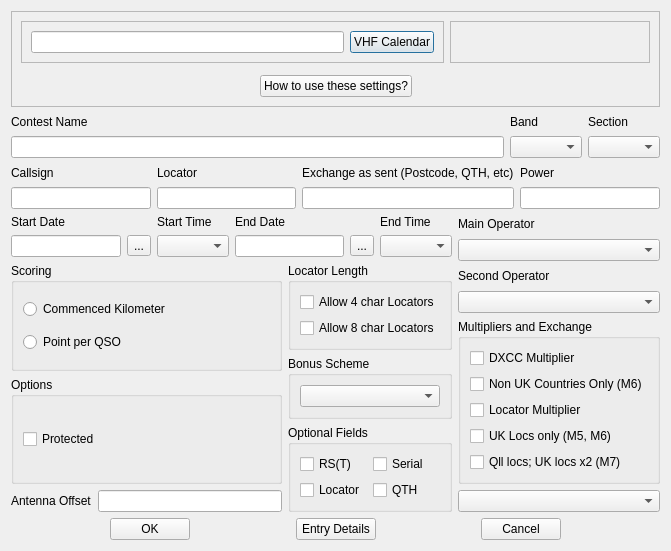
Before: the Qt Designer form mqt/MqtLogger/contestdetails.ui in zsteva/backup-minos2, drawn with Qt 5.
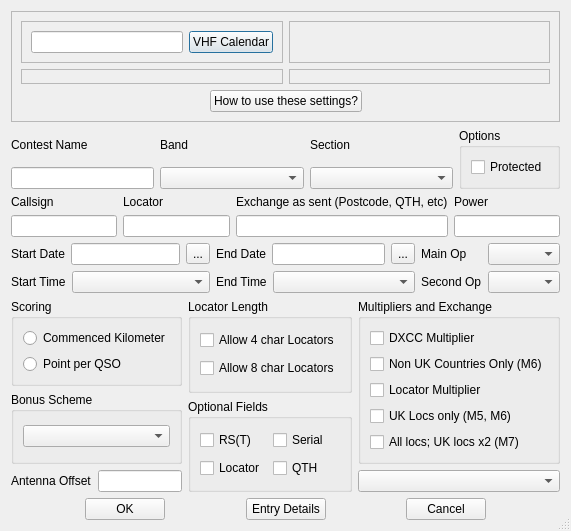
After: the same form once the commit is applied. Custom widgets are drawn as their Qt base class.

Commit message: Contest Details layout and populating code

Diff of the .ui file:
```diff
--- a/mqt/MqtLogger/contestdetails.ui
+++ b/mqt/MqtLogger/contestdetails.ui
@@ -6,14 +6,20 @@
    <rect>
     <x>0</x>
     <y>0</y>
-    <width>671</width>
-    <height>551</height>
+    <width>526</width>
+    <height>531</height>
    </rect>
   </property>
   <property name="windowTitle">
    <string>Dialog</string>
   </property>
-  <layout class="QVBoxLayout" name="verticalLayout_20">
+  <property name="autoFillBackground">
+   <bool>true</bool>
+  </property>
+  <property name="sizeGripEnabled">
+   <bool>true</bool>
+  </property>
+  <layout class="QVBoxLayout" name="verticalLayout_18">
    <item>
     <widget class="QFrame" name="frame">
      <property name="frameShape">
@@ -25,11 +31,20 @@
      <property name="lineWidth">
       <number>1</number>
      </property>
-     <layout class="QVBoxLayout" name="verticalLayout">
+     <layout class="QVBoxLayout" name="verticalLayout" stretch="1,1,1">
+      <property name="sizeConstraint">
+       <enum>QLayout::SetDefaultConstraint</enum>
+      </property>
       <item>
        <layout class="QHBoxLayout" name="horizontalLayout_3">
         <item>
          <widget class="QFrame" name="frame_2">
+          <property name="sizePolicy">
+           <sizepolicy hsizetype="Preferred" vsizetype="Preferred">
+            <horstretch>1</horstretch>
+            <verstretch>0</verstretch>
+           </sizepolicy>
+          </property>
           <property name="frameShape">
            <enum>QFrame::StyledPanel</enum>
           </property>
@@ -52,6 +67,12 @@
         </item>
         <item>
          <widget class="TBundleFrame" name="EntryBundleFrame">
+          <property name="sizePolicy">
+           <sizepolicy hsizetype="Preferred" vsizetype="Preferred">
+            <horstretch>1</horstretch>
+            <verstretch>0</verstretch>
+           </sizepolicy>
+          </property>
           <property name="minimumSize">
            <size>
             <width>200</width>
@@ -72,6 +93,12 @@
        <layout class="QHBoxLayout" name="horizontalLayout_4">
         <item>
          <widget class="TBundleFrame" name="StationBundleFrame">
+          <property name="sizePolicy">
+           <sizepolicy hsizetype="Preferred" vsizetype="Preferred">
+            <horstretch>1</horstretch>
+            <verstretch>0</verstretch>
+           </sizepolicy>
+          </property>
           <property name="minimumSize">
            <size>
             <width>0</width>
@@ -88,6 +115,12 @@
         </item>
         <item>
          <widget class="TBundleFrame" name="QTHBundleFrame">
+          <property name="sizePolicy">
+           <sizepolicy hsizetype="Preferred" vsizetype="Preferred">
+            <horstretch>1</horstretch>
+            <verstretch>0</verstretch>
+           </sizepolicy>
+          </property>
           <property name="minimumSize">
            <size>
             <width>0</width>
@@ -145,6 +178,8 @@
     </widget>
    </item>
    <item>
+    <layout class="QHBoxLayout" name="horizontalLayout_14">
+     <item>
     <layout class="QHBoxLayout" name="horizontalLayout_5">
      <item>
       <layout class="QVBoxLayout" name="verticalLayout_2">
@@ -170,7 +205,17 @@
         </widget>
        </item>
        <item>
-        <widget class="QComboBox" name="BandComboBox"/>
+          <widget class="QComboBox" name="BandComboBox">
+           <property name="sizePolicy">
+            <sizepolicy hsizetype="Expanding" vsizetype="Fixed">
+             <horstretch>0</horstretch>
+             <verstretch>0</verstretch>
+            </sizepolicy>
+           </property>
+           <property name="sizeAdjustPolicy">
+            <enum>QComboBox::AdjustToContents</enum>
+           </property>
+          </widget>
        </item>
       </layout>
      </item>
@@ -184,9 +229,37 @@
         </widget>
        </item>
        <item>
-        <widget class="QComboBox" name="SectionComboBox"/>
-       </item>
-      </layout>
+          <widget class="QComboBox" name="SectionComboBox">
+           <property name="sizePolicy">
+            <sizepolicy hsizetype="Expanding" vsizetype="Fixed">
+             <horstretch>0</horstretch>
+             <verstretch>0</verstretch>
+            </sizepolicy>
+           </property>
+           <property name="sizeAdjustPolicy">
+            <enum>QComboBox::AdjustToContents</enum>
+           </property>
+          </widget>
+         </item>
+        </layout>
+       </item>
+      </layout>
+     </item>
+     <item>
+      <widget class="QGroupBox" name="groupBox_3">
+       <property name="title">
+        <string>Options</string>
+       </property>
+       <layout class="QVBoxLayout" name="verticalLayout_23">
+        <item>
+         <widget class="QCheckBox" name="ProtectedOption">
+          <property name="text">
+           <string>Protected</string>
+          </property>
+         </widget>
+        </item>
+       </layout>
+      </widget>
      </item>
     </layout>
    </item>
@@ -251,14 +324,12 @@
     </layout>
    </item>
    <item>
-    <layout class="QHBoxLayout" name="horizontalLayout_15">
-     <item>
-      <layout class="QVBoxLayout" name="verticalLayout_19">
-       <item>
-        <layout class="QHBoxLayout" name="horizontalLayout_9">
+    <layout class="QHBoxLayout" name="horizontalLayout_18">
          <item>
           <layout class="QVBoxLayout" name="verticalLayout_9">
            <item>
+        <layout class="QHBoxLayout" name="horizontalLayout_9">
+         <item>
             <widget class="QLabel" name="label_8">
              <property name="text">
               <string>Start Date</string>
@@ -282,7 +353,7 @@
           </layout>
          </item>
          <item>
-          <layout class="QVBoxLayout" name="verticalLayout_10">
+        <layout class="QHBoxLayout" name="horizontalLayout_15">
            <item>
             <widget class="QLabel" name="label_9">
              <property name="text">
@@ -291,12 +362,26 @@
             </widget>
            </item>
            <item>
-            <widget class="QComboBox" name="StartTimeCombo"/>
+          <widget class="QComboBox" name="StartTimeCombo">
+           <property name="sizePolicy">
+            <sizepolicy hsizetype="Expanding" vsizetype="Fixed">
+             <horstretch>0</horstretch>
+             <verstretch>0</verstretch>
+            </sizepolicy>
+           </property>
+           <property name="sizeAdjustPolicy">
+            <enum>QComboBox::AdjustToContents</enum>
+           </property>
+          </widget>
            </item>
           </layout>
          </item>
+      </layout>
+     </item>
          <item>
-          <layout class="QVBoxLayout" name="verticalLayout_11">
+      <layout class="QVBoxLayout" name="verticalLayout_10">
+       <item>
+        <layout class="QHBoxLayout" name="horizontalLayout_16">
            <item>
             <widget class="QLabel" name="label_10">
              <property name="text">
@@ -321,7 +406,7 @@
           </layout>
          </item>
          <item>
-          <layout class="QVBoxLayout" name="verticalLayout_10a">
+        <layout class="QHBoxLayout" name="horizontalLayout_17">
            <item>
             <widget class="QLabel" name="label_9a">
              <property name="text">
@@ -330,18 +415,70 @@
             </widget>
            </item>
            <item>
-            <widget class="QComboBox" name="EndTimeCombo"/>
+          <widget class="QComboBox" name="EndTimeCombo">
+           <property name="sizePolicy">
+            <sizepolicy hsizetype="Expanding" vsizetype="Fixed">
+             <horstretch>0</horstretch>
+             <verstretch>0</verstretch>
+            </sizepolicy>
+           </property>
+           <property name="sizeAdjustPolicy">
+            <enum>QComboBox::AdjustToContents</enum>
+           </property>
+          </widget>
            </item>
           </layout>
          </item>
         </layout>
        </item>
        <item>
-        <layout class="QHBoxLayout" name="horizontalLayout_14">
+      <layout class="QVBoxLayout" name="verticalLayout_12">
          <item>
-          <layout class="QVBoxLayout" name="verticalLayout_15">
+        <layout class="QHBoxLayout" name="horizontalLayout_19">
            <item>
-            <widget class="QGroupBox" name="groupBox_2">
+          <widget class="QLabel" name="label_11">
+           <property name="text">
+            <string>Main Op</string>
+           </property>
+          </widget>
+         </item>
+         <item>
+          <widget class="QComboBox" name="MainOpComboBox">
+           <property name="sizeAdjustPolicy">
+            <enum>QComboBox::AdjustToContents</enum>
+           </property>
+          </widget>
+         </item>
+        </layout>
+       </item>
+       <item>
+        <layout class="QHBoxLayout" name="horizontalLayout_20">
+         <item>
+          <widget class="QLabel" name="label_12">
+           <property name="text">
+            <string>Second Op</string>
+           </property>
+          </widget>
+         </item>
+         <item>
+          <widget class="QComboBox" name="SecondOpComboBox">
+           <property name="sizeAdjustPolicy">
+            <enum>QComboBox::AdjustToContents</enum>
+           </property>
+          </widget>
+         </item>
+        </layout>
+       </item>
+      </layout>
+     </item>
+    </layout>
+   </item>
+   <item>
+    <layout class="QHBoxLayout" name="horizontalLayout_21">
+     <item>
+      <layout class="QVBoxLayout" name="verticalLayout_11">
+       <item>
+        <widget class="QGroupBox" name="ScoreGroupBox">
              <property name="title">
               <string>Scoring</string>
              </property>
@@ -370,15 +507,15 @@
             </widget>
            </item>
            <item>
-            <widget class="QGroupBox" name="groupBox_3">
+        <widget class="QGroupBox" name="groupBox_5">
              <property name="title">
-              <string>Options</string>
-             </property>
-             <layout class="QVBoxLayout" name="verticalLayout_23">
+          <string>Bonus Scheme</string>
+         </property>
+         <layout class="QVBoxLayout" name="verticalLayout_16">
               <item>
-               <widget class="QCheckBox" name="ProtectedOption">
-                <property name="text">
-                 <string>Protected</string>
+           <widget class="QComboBox" name="BonusComboBox">
+            <property name="sizeAdjustPolicy">
+             <enum>QComboBox::AdjustToContents</enum>
                 </property>
                </widget>
               </item>
@@ -402,9 +539,9 @@
           </layout>
          </item>
          <item>
-          <layout class="QVBoxLayout" name="verticalLayout_18">
+      <layout class="QVBoxLayout" name="verticalLayout_14">
            <item>
-            <widget class="QGroupBox" name="groupBox_4">
+        <widget class="QGroupBox" name="LocatorGroupBox">
              <property name="title">
               <string>Locator Length</string>
              </property>
@@ -427,19 +564,7 @@
             </widget>
            </item>
            <item>
-            <widget class="QGroupBox" name="groupBox_5">
-             <property name="title">
-              <string>Bonus Scheme</string>
-             </property>
-             <layout class="QVBoxLayout" name="verticalLayout_16">
-              <item>
-               <widget class="QComboBox" name="BonusComboBox"/>
-              </item>
-             </layout>
-            </widget>
-           </item>
-           <item>
-            <widget class="QGroupBox" name="groupBox_6">
+        <widget class="QGroupBox" name="FieldsGroupBox">
              <property name="title">
               <string>Optional Fields</string>
              </property>
@@ -485,38 +610,10 @@
            </item>
           </layout>
          </item>
-        </layout>
-       </item>
-      </layout>
-     </item>
      <item>
-      <layout class="QVBoxLayout" name="verticalLayout_14">
+      <layout class="QVBoxLayout" name="verticalLayout_15">
        <item>
-        <layout class="QVBoxLayout" name="verticalLayout_12">
-         <item>
-          <widget class="QLabel" name="label_11">
-           <property name="text">
-            <string>Main Operator</string>
-           </property>
-          </widget>
-         </item>
-         <item>
-          <widget class="QComboBox" name="MainOpComboBox"/>
-         </item>
-         <item>
-          <widget class="QLabel" name="label_12">
-           <property name="text">
-            <string>Second Operator</string>
-           </property>
-          </widget>
-         </item>
-         <item>
-          <widget class="QComboBox" name="SeondOpComboBox"/>
-         </item>
-        </layout>
-       </item>
-       <item>
-        <widget class="QGroupBox" name="groupBox">
+        <widget class="QGroupBox" name="MultGroupBox">
          <property name="title">
           <string>Multipliers and Exchange</string>
          </property>
@@ -552,7 +649,7 @@
           <item>
            <widget class="QCheckBox" name="M7LOcatorMults">
             <property name="text">
-             <string>Qll locs; UK locs x2 (M7)</string>
+             <string>All locs; UK locs x2 (M7)</string>
             </property>
            </widget>
           </item>
```
Left out of the diff: 11 changed lines with no effect on the pictures. Lines whose indentation alone changed are shown as unchanged. The commit also changes 7 other files.
